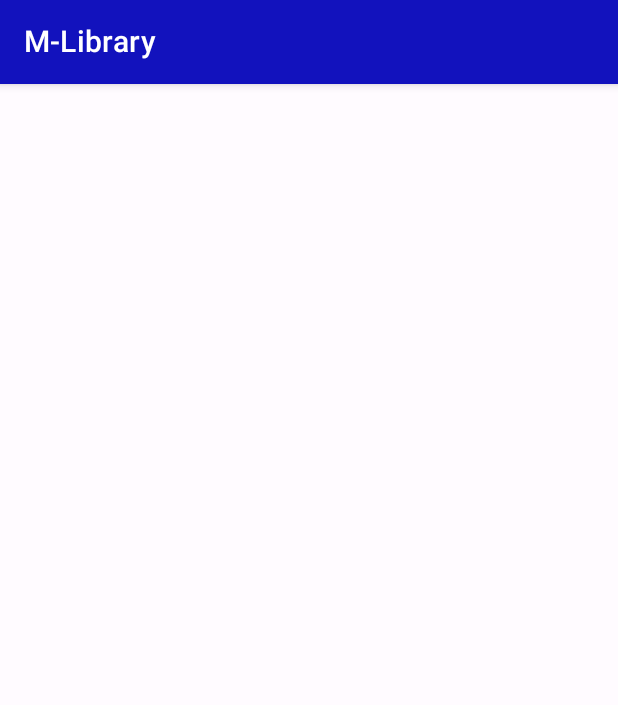
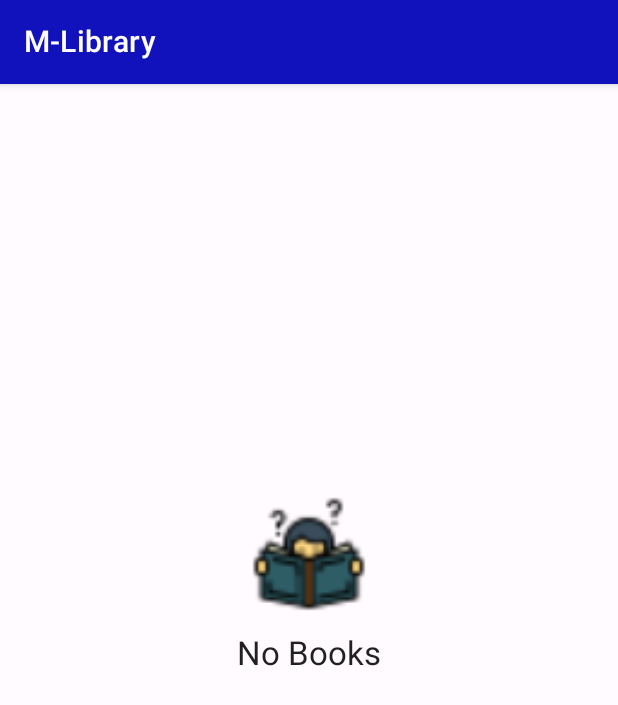
Before and after one commit to joykangangi/M-Library, an Android app built with Jetpack Compose: the screen it shows after launch (MainActivity), on a phone screen of 412 x 824 dp. Shown: the top 705 px of the screen. Run offline under Robolectric (Android 15) with nearby library versions, the phone set to English and light mode, and no system bars; our stand-ins replace Dagger/Hilt's generated code, Room's generated code, accompanist; libraries missing offline, so code that uses them is left out: com.google.accompanist.navigation; 9 statements that could not run were skipped.

Commit message:
Empty List Screen Add

```diff
--- a/app/src/main/java/com/example/m_library/ui/screens/my_books/AllMyBooks.kt
+++ b/app/src/main/java/com/example/m_library/ui/screens/my_books/AllMyBooks.kt
@@ -1,6 +1,5 @@
 package com.example.m_library.ui.screens.my_books
 
-import android.util.Log
 import androidx.compose.animation.core.LinearOutSlowInEasing
 import androidx.compose.animation.core.tween
 import androidx.compose.foundation.ExperimentalFoundationApi
@@ -11,6 +10,7 @@ import androidx.compose.material.*
 import androidx.compose.runtime.Composable
 import androidx.compose.runtime.collectAsState
 import androidx.compose.runtime.getValue
+import androidx.compose.ui.Alignment
 import androidx.compose.ui.Modifier
 import androidx.compose.ui.res.stringResource
 import androidx.compose.ui.unit.dp
@@ -36,7 +36,14 @@ fun AllMyBooks(
         )
 
         Box(
-            modifier = modifier.fillMaxSize().padding(bottom = 85.dp)) {
+            modifier = modifier
+                .fillMaxSize()
+                .padding(bottom = 85.dp),
+            contentAlignment = Alignment.Center
+        ) {
+            if (bookList.isEmpty()) {
+                EmptyList()
+            } else {
                 LazyColumn(
                     modifier = Modifier.padding(start = 12.dp, end = 12.dp)
                 ) {
@@ -59,3 +66,4 @@ fun AllMyBooks(
             }
         }
     }
+}
--- /dev/null
+++ b/app/src/main/java/com/example/m_library/ui/screens/my_books/EmptyList.kt
@@ -0,0 +1,31 @@
+package com.example.m_library.ui.screens.my_books
+
+import androidx.compose.foundation.Image
+import androidx.compose.foundation.layout.Arrangement
+import androidx.compose.foundation.layout.Column
+import androidx.compose.foundation.layout.size
+import androidx.compose.material.MaterialTheme
+import androidx.compose.material.Text
+import androidx.compose.runtime.Composable
+import androidx.compose.ui.Alignment
+import androidx.compose.ui.Modifier
+import androidx.compose.ui.res.painterResource
+import androidx.compose.ui.res.stringResource
+import androidx.compose.ui.unit.dp
+import androidx.compose.ui.unit.sp
+import com.example.m_library.R
+
+@Composable
+fun EmptyList() {
+    Column(
+        verticalArrangement = Arrangement.Center,
+        horizontalAlignment = Alignment.CenterHorizontally
+    ) {
+        Image(
+            painter = painterResource(id = R.drawable.empty_shelf),
+            contentDescription = stringResource(id = R.string.empty),
+            modifier = Modifier.size(77.dp)
+        )
+        Text(text = stringResource(id = R.string.empty), fontSize = 22.sp, style = MaterialTheme.typography.h3)
+    }
+}
--- a/app/src/main/res/values/strings.xml
+++ b/app/src/main/res/values/strings.xml
@@ -25,6 +25,7 @@
     <string name="book_det">Book Detail</string>
 
     <string name="info">Your Info</string>
+    <string name="empty">No Books</string>
 
     <string name="stats">Your Stats</string>
     <string name="expand_icon">Expand Icon</string>
```
Also changed, not shown: app/src/main/java/com/example/m_library/viewmodel/BookViewModel.kt (+14 -13 lines), app/src/main/res/drawable/empty_shelf.png (added). Lines whose indentation alone changed are shown as unchanged.
